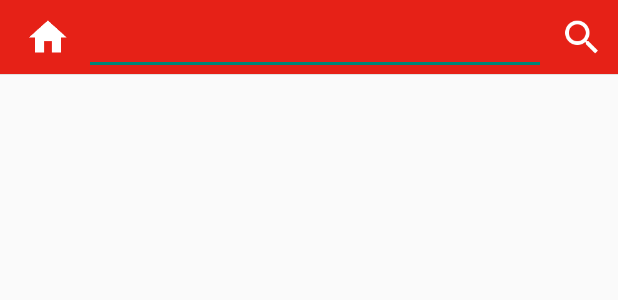
After one commit to LibraZilver/FindSomeone, an Android app: the layout search_bar.xml on its own in the app's theme, with its tools: preview values and no code run, on a phone screen of 412 x 824 dp. The commit adds this screen. Shown: the top 300 px of the screen. Run offline under Robolectric (Android 15) with nearby library versions, the phone set to English and light mode, and no system bars.

```diff
--- /dev/null
+++ b/app/src/main/res/drawable/border_bottom_bar.xml
@@ -0,0 +1,15 @@
+<?xml version="1.0" encoding="utf-8"?>
+<layer-list xmlns:android="http://schemas.android.com/apk/res/android">
+    <item >
+        <shape
+            android:shape="rectangle">
+            <solid android:color="@color/colorBorderTopBar" />
+        </shape>
+    </item>
+    <item  android:bottom="1dp">
+        <shape
+            android:shape="rectangle">
+            <solid android:color="@color/colorPrimary"/>
+        </shape>
+    </item>
+</layer-list>
--- /dev/null
+++ b/app/src/main/res/layout/search_bar.xml
@@ -0,0 +1,29 @@
+<?xml version="1.0" encoding="utf-8"?>
+<LinearLayout xmlns:android="http://schemas.android.com/apk/res/android"
+    android:layout_width="match_parent"
+    android:layout_height="@dimen/actionBarSize"
+    android:background="@drawable/border_bottom_bar"
+    android:gravity="center"
+    android:orientation="horizontal">
+
+
+    <ImageView
+        android:layout_width="wrap_content"
+        android:layout_height="@dimen/height_icon_bar"
+        android:layout_marginLeft="8dp"
+        android:src="@drawable/ic_home"
+        android:tint="@android:color/white" />
+
+    <EditText
+        android:layout_width="0dp"
+        android:layout_height="match_parent"
+        android:layout_weight="1" />
+
+    <ImageView
+        android:layout_width="wrap_content"
+        android:layout_height="@dimen/height_icon_bar"
+        android:src="@drawable/ic_search"
+        android:tint="@android:color/white" />
+
+
+</LinearLayout>
--- a/app/src/main/res/values/colors.xml
+++ b/app/src/main/res/values/colors.xml
@@ -4,6 +4,8 @@
     <color name="colorPrimaryDark">#73110C</color>
     <color name="colorAccent">#FF4081</color>
 
-    <color name="colorSelectedBar">#FFFFFF</color>
+    <color name="colorSelectedBar">#E62117</color>
+    <color name="colorUnSelectedBar">#606060</color>
+    <color name="colorBorderTopBar">#E1E1E1</color>
 
 </resources>
--- a/app/src/main/res/values/dimen.xml
+++ /dev/null
@@ -1,4 +0,0 @@
-<?xml version="1.0" encoding="utf-8"?>
-<resources>
-    <dimen name="bar_padding">8dp</dimen>
-</resources>
--- /dev/null
+++ b/app/src/main/res/values/dimens.xml
@@ -0,0 +1,6 @@
+<?xml version="1.0" encoding="utf-8"?>
+<resources>
+    <dimen name="actionBarSize">50dp</dimen>
+    <dimen name="bar_padding">12dp</dimen>
+    <dimen name="height_icon_bar">30dp</dimen>
+</resources>
--- a/app/src/main/res/values/styles.xml
+++ b/app/src/main/res/values/styles.xml
@@ -1,7 +1,8 @@
 <resources>
 
     <!-- Base application theme. -->
-    <style name="AppTheme" parent="android:Theme.Holo.Light.NoActionBar">
+    <!--<style name="AppTheme" parent="android:Theme.Holo.Light.NoActionBar">-->
+    <style name="AppTheme" parent="Theme.AppCompat.Light.NoActionBar">
         <!-- Customize your theme here. -->
     </style>
 
```
Also changed, not shown: app/build.gradle (+4 -3 lines), app/src/main/res/drawable/border_bar.xml (deleted, +0 -20 lines), app/src/main/res/drawable/border_top_bar.xml (added, +15 -0 lines), app/src/main/res/layout/activity_main.xml (+9 -3 lines), app/src/main/res/layout/bar.xml (+27 -15 lines), app/src/main/res/drawable-hdpi/ic_search.png (added), app/src/main/res/drawable-mdpi/ic_search.png (added), app/src/main/res/drawable-xhdpi/ic_search.png (added), app/src/main/res/drawable-xxhdpi/ic_search.png (added), app/src/main/res/drawable-xxxhdpi/ic_search.png (added), build.gradle (line endings or trailing spaces).
